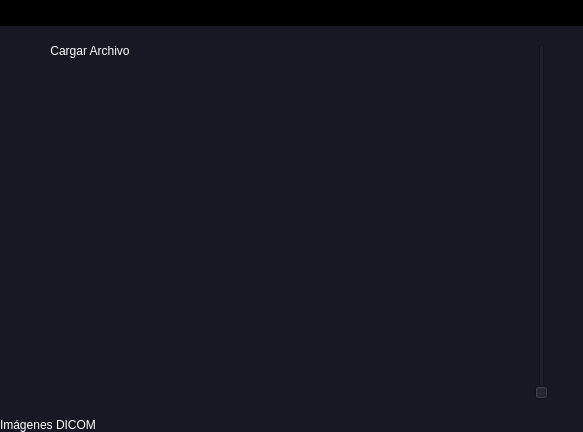
This is content/dicom_interfaz.ui in NicolasUdea/Info2_Taller4 as Qt 5 draws it before an edit. The edited form follows.
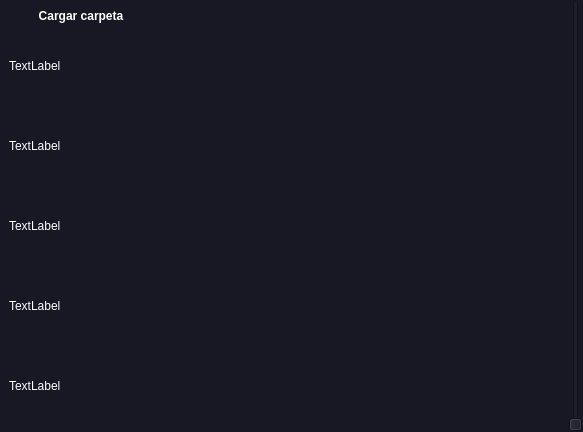
This is the edited form. Icons and pictures are not drawn.

```diff
--- a/content/dicom_interfaz.ui
+++ b/content/dicom_interfaz.ui
@@ -22,7 +22,7 @@
    <property name="styleSheet">
     <string notr="true">background-color: rgb(24, 24, 36);</string>
    </property>
-   <layout class="QHBoxLayout" name="horizontalLayout">
+   <layout class="QHBoxLayout" name="horizontalLayout" stretch="4,10,2">
     <property name="spacing">
      <number>0</number>
     </property>
@@ -39,405 +39,91 @@
      <number>0</number>
     </property>
     <item>
-     <widget class="QFrame" name="body">
-      <property name="frameShape">
-       <enum>QFrame::StyledPanel</enum>
-      </property>
-      <property name="frameShadow">
-       <enum>QFrame::Raised</enum>
-      </property>
+     <widget class="QWidget" name="info_dicom" native="true">
       <layout class="QVBoxLayout" name="verticalLayout">
-       <property name="spacing">
-        <number>0</number>
-       </property>
-       <property name="leftMargin">
-        <number>0</number>
-       </property>
-       <property name="topMargin">
-        <number>0</number>
-       </property>
-       <property name="rightMargin">
-        <number>0</number>
-       </property>
-       <property name="bottomMargin">
-        <number>0</number>
-       </property>
-       <item alignment="Qt::AlignTop">
-        <widget class="QFrame" name="header">
+       <item>
+        <widget class="QPushButton" name="cargar_folder">
+         <property name="font">
+          <font>
+           <weight>75</weight>
+           <bold>true</bold>
+          </font>
+         </property>
          <property name="styleSheet">
-          <string notr="true">background-color: rgb(0, 0, 0);</string>
+          <string notr="true">color: rgb(255, 255, 255);</string>
          </property>
-         <property name="frameShape">
-          <enum>QFrame::StyledPanel</enum>
+         <property name="text">
+          <string>Cargar carpeta</string>
          </property>
-         <property name="frameShadow">
-          <enum>QFrame::Raised</enum>
+        </widget>
+       </item>
+       <item>
+        <widget class="QLabel" name="label">
+         <property name="styleSheet">
+          <string notr="true">color: rgb(255, 255, 255);</string>
          </property>
-         <layout class="QHBoxLayout" name="horizontalLayout_2">
-          <property name="spacing">
-           <number>6</number>
-          </property>
-          <property name="leftMargin">
-           <number>6</number>
-          </property>
-          <property name="topMargin">
-           <number>6</number>
-          </property>
-          <property name="rightMargin">
-           <number>6</number>
-          </property>
-          <property name="bottomMargin">
-           <number>6</number>
-          </property>
-          <item alignment="Qt::AlignLeft|Qt::AlignTop">
-           <widget class="QFrame" name="frame_7">
-            <property name="frameShape">
-             <enum>QFrame::StyledPanel</enum>
-            </property>
-            <property name="frameShadow">
-             <enum>QFrame::Raised</enum>
-            </property>
-            <layout class="QHBoxLayout" name="horizontalLayout_5">
-             <property name="spacing">
-              <number>0</number>
-             </property>
-             <property name="leftMargin">
-              <number>0</number>
-             </property>
-             <property name="topMargin">
-              <number>0</number>
-             </property>
-             <property name="rightMargin">
-              <number>0</number>
-             </property>
-             <property name="bottomMargin">
-              <number>0</number>
-             </property>
-            </layout>
-           </widget>
-          </item>
-          <item>
-           <widget class="QFrame" name="frame_3">
-            <property name="frameShape">
-             <enum>QFrame::StyledPanel</enum>
-            </property>
-            <property name="frameShadow">
-             <enum>QFrame::Raised</enum>
-            </property>
-           </widget>
-          </item>
-          <item>
-           <widget class="QFrame" name="frame_2">
-            <property name="frameShape">
-             <enum>QFrame::StyledPanel</enum>
-            </property>
-            <property name="frameShadow">
-             <enum>QFrame::Raised</enum>
-            </property>
-           </widget>
-          </item>
-          <item alignment="Qt::AlignRight|Qt::AlignTop">
-           <widget class="QFrame" name="frame">
-            <property name="frameShape">
-             <enum>QFrame::StyledPanel</enum>
-            </property>
-            <property name="frameShadow">
-             <enum>QFrame::Raised</enum>
-            </property>
-            <layout class="QHBoxLayout" name="horizontalLayout_4">
-             <property name="spacing">
-              <number>0</number>
-             </property>
-             <property name="leftMargin">
-              <number>0</number>
-             </property>
-             <property name="topMargin">
-              <number>0</number>
-             </property>
-             <property name="rightMargin">
-              <number>0</number>
-             </property>
-             <property name="bottomMargin">
-              <number>0</number>
-             </property>
-             <item>
-              <widget class="QPushButton" name="pushButton_3">
-               <property name="text">
-                <string/>
-               </property>
-               <property name="icon">
-                <iconset resource="icons.qrc">
-                 <normaloff>:/icons/icons/minus.svg</normaloff>:/icons/icons/minus.svg</iconset>
-               </property>
-              </widget>
-             </item>
-             <item>
-              <widget class="QPushButton" name="pushButton_2">
-               <property name="text">
-                <string/>
-               </property>
-               <property name="icon">
-                <iconset resource="icons.qrc">
-                 <normaloff>:/icons/icons/maximize-2.svg</normaloff>:/icons/icons/maximize-2.svg</iconset>
-               </property>
-              </widget>
-             </item>
-             <item>
-              <widget class="QPushButton" name="pushButton">
-               <property name="text">
-                <string/>
-               </property>
-               <property name="icon">
-                <iconset resource="icons.qrc">
-                 <normaloff>:/icons/icons/log-out.svg</normaloff>:/icons/icons/log-out.svg</iconset>
-               </property>
-              </widget>
-             </item>
-            </layout>
-           </widget>
-          </item>
-         </layout>
+         <property name="text">
+          <string>TextLabel</string>
+         </property>
         </widget>
        </item>
        <item>
-        <widget class="QFrame" name="main_body">
-         <property name="sizePolicy">
-          <sizepolicy hsizetype="Preferred" vsizetype="Expanding">
-           <horstretch>0</horstretch>
-           <verstretch>0</verstretch>
-          </sizepolicy>
+        <widget class="QLabel" name="label_2">
+         <property name="styleSheet">
+          <string notr="true">color: rgb(255, 255, 255);</string>
          </property>
-         <property name="frameShape">
-          <enum>QFrame::StyledPanel</enum>
+         <property name="text">
+          <string>TextLabel</string>
          </property>
-         <property name="frameShadow">
-          <enum>QFrame::Raised</enum>
+        </widget>
+       </item>
+       <item>
+        <widget class="QLabel" name="label_3">
+         <property name="styleSheet">
+          <string notr="true">color: rgb(255, 255, 255);</string>
          </property>
-         <layout class="QHBoxLayout" name="horizontalLayout_8" stretch="5,10,2">
-          <item alignment="Qt::AlignHCenter">
-           <widget class="QFrame" name="info_dicom">
-            <property name="styleSheet">
-             <string notr="true">	QPushButtom
-{
-	color:white;
-}</string>
-            </property>
-            <property name="frameShape">
-             <enum>QFrame::StyledPanel</enum>
-            </property>
-            <property name="frameShadow">
-             <enum>QFrame::Raised</enum>
-            </property>
-            <layout class="QVBoxLayout" name="verticalLayout_7">
-             <item>
-              <widget class="QPushButton" name="pushButton_4">
-               <property name="styleSheet">
-                <string notr="true">color: rgb(255, 255, 255);</string>
-               </property>
-               <property name="text">
-                <string>Cargar Archivo</string>
-               </property>
-               <property name="icon">
-                <iconset resource="icons.qrc">
-                 <normaloff>:/icons/icons/folder.svg</normaloff>:/icons/icons/folder.svg</iconset>
-               </property>
-              </widget>
-             </item>
-             <item>
-              <widget class="QLabel" name="PatientID">
-               <property name="text">
-                <string/>
-               </property>
-              </widget>
-             </item>
-             <item>
-              <widget class="QLabel" name="StudyDate">
-               <property name="text">
-                <string/>
-               </property>
-              </widget>
-             </item>
-             <item>
-              <widget class="QLabel" name="Modality">
-               <property name="text">
-                <string/>
-               </property>
-              </widget>
-             </item>
-             <item>
-              <widget class="QLabel" name="Manufacturer">
-               <property name="text">
-                <string/>
-               </property>
-              </widget>
-             </item>
-             <item>
-              <widget class="QLabel" name="BodyPartExamined">
-               <property name="text">
-                <string/>
-               </property>
-              </widget>
-             </item>
-            </layout>
-           </widget>
-          </item>
-          <item>
-           <widget class="QFrame" name="dicom_ima">
-            <property name="frameShape">
-             <enum>QFrame::StyledPanel</enum>
-            </property>
-            <property name="frameShadow">
-             <enum>QFrame::Raised</enum>
-            </property>
-            <layout class="QVBoxLayout" name="verticalLayout_6">
-             <item>
-              <widget class="QLabel" name="label_dmt">
-               <property name="text">
-                <string/>
-               </property>
-              </widget>
-             </item>
-            </layout>
-           </widget>
-          </item>
-          <item>
-           <widget class="QFrame" name="slider">
-            <property name="frameShape">
-             <enum>QFrame::StyledPanel</enum>
-            </property>
-            <property name="frameShadow">
-             <enum>QFrame::Raised</enum>
-            </property>
-            <layout class="QHBoxLayout" name="horizontalLayout_9">
-             <item>
-              <widget class="QSlider" name="verticalSlider">
-               <property name="orientation">
-                <enum>Qt::Vertical</enum>
-               </property>
-              </widget>
-             </item>
-            </layout>
-           </widget>
-          </item>
-         </layout>
+         <property name="text">
+          <string>TextLabel</string>
+         </property>
         </widget>
        </item>
-       <item alignment="Qt::AlignBottom">
-        <widget class="QFrame" name="footer">
-         <property name="frameShape">
-          <enum>QFrame::StyledPanel</enum>
+       <item>
+        <widget class="QLabel" name="label_4">
+         <property name="styleSheet">
+          <string notr="true">color: rgb(255, 255, 255);</string>
          </property>
-         <property name="frameShadow">
-          <enum>QFrame::Raised</enum>
+         <property name="text">
+          <string>TextLabel</string>
          </property>
-         <layout class="QHBoxLayout" name="horizontalLayout_3">
-          <property name="spacing">
-           <number>0</number>
-          </property>
-          <property name="leftMargin">
-           <number>0</number>
-          </property>
-          <property name="topMargin">
-           <number>0</number>
-          </property>
-          <property name="rightMargin">
-           <number>0</number>
-          </property>
-          <property name="bottomMargin">
-           <number>0</number>
-          </property>
-          <item>
-           <widget class="QFrame" name="frame_4">
-            <property name="frameShape">
-             <enum>QFrame::StyledPanel</enum>
-            </property>
-            <property name="frameShadow">
-             <enum>QFrame::Raised</enum>
-            </property>
-            <layout class="QVBoxLayout" name="verticalLayout_4">
-             <property name="spacing">
-              <number>0</number>
-             </property>
-             <property name="leftMargin">
-              <number>0</number>
-             </property>
-             <property name="topMargin">
-              <number>0</number>
-             </property>
-             <property name="rightMargin">
-              <number>0</number>
-             </property>
-             <property name="bottomMargin">
-              <number>0</number>
-             </property>
-             <item alignment="Qt::AlignBottom">
-              <widget class="QLabel" name="label">
-               <property name="styleSheet">
-                <string notr="true">color: #FFFFFF</string>
-               </property>
-               <property name="text">
-                <string>Imágenes DICOM</string>
-               </property>
-              </widget>
-             </item>
-            </layout>
-           </widget>
-          </item>
-          <item>
-           <widget class="QFrame" name="frame_5">
-            <property name="frameShape">
-             <enum>QFrame::StyledPanel</enum>
-            </property>
-            <property name="frameShadow">
-             <enum>QFrame::Raised</enum>
-            </property>
-            <layout class="QVBoxLayout" name="verticalLayout_3">
-             <property name="spacing">
-              <number>0</number>
-             </property>
-             <property name="leftMargin">
-              <number>0</number>
-             </property>
-             <property name="topMargin">
-              <number>0</number>
-             </property>
-             <property name="rightMargin">
-              <number>0</number>
-             </property>
-             <property name="bottomMargin">
-              <number>0</number>
-             </property>
-            </layout>
-           </widget>
-          </item>
-          <item alignment="Qt::AlignRight|Qt::AlignBottom">
-           <widget class="QFrame" name="frame_6">
-            <property name="minimumSize">
-             <size>
-              <width>10</width>
-              <height>10</height>
-             </size>
-            </property>
-            <property name="maximumSize">
-             <size>
-              <width>10</width>
-              <height>10</height>
-             </size>
-            </property>
-            <property name="frameShape">
-             <enum>QFrame::StyledPanel</enum>
-            </property>
-            <property name="frameShadow">
-             <enum>QFrame::Raised</enum>
-            </property>
-           </widget>
-          </item>
-         </layout>
+        </widget>
+       </item>
+       <item>
+        <widget class="QLabel" name="label_5">
+         <property name="styleSheet">
+          <string notr="true">color: rgb(255, 255, 255);</string>
+         </property>
+         <property name="text">
+          <string>TextLabel</string>
+         </property>
         </widget>
        </item>
       </layout>
      </widget>
     </item>
+    <item>
+     <widget class="QLabel" name="dicom_img">
+      <property name="text">
+       <string/>
+      </property>
+     </widget>
+    </item>
+    <item>
+     <widget class="QSlider" name="verticalSlider">
+      <property name="orientation">
+       <enum>Qt::Vertical</enum>
+      </property>
+     </widget>
+    </item>
    </layout>
   </widget>
  </widget>
```
